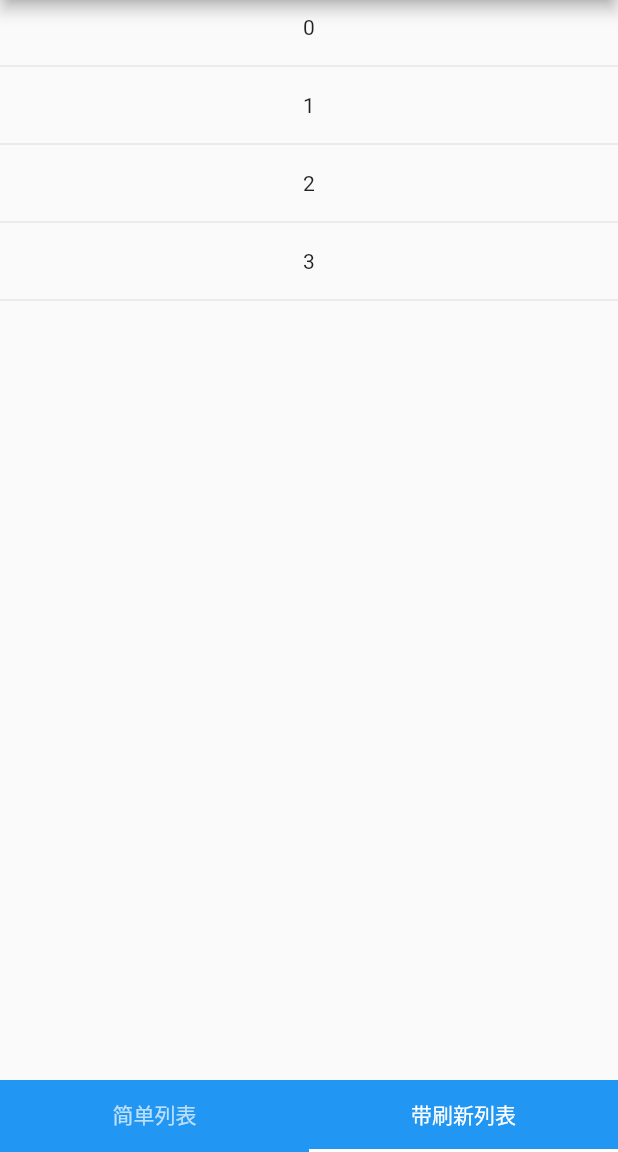
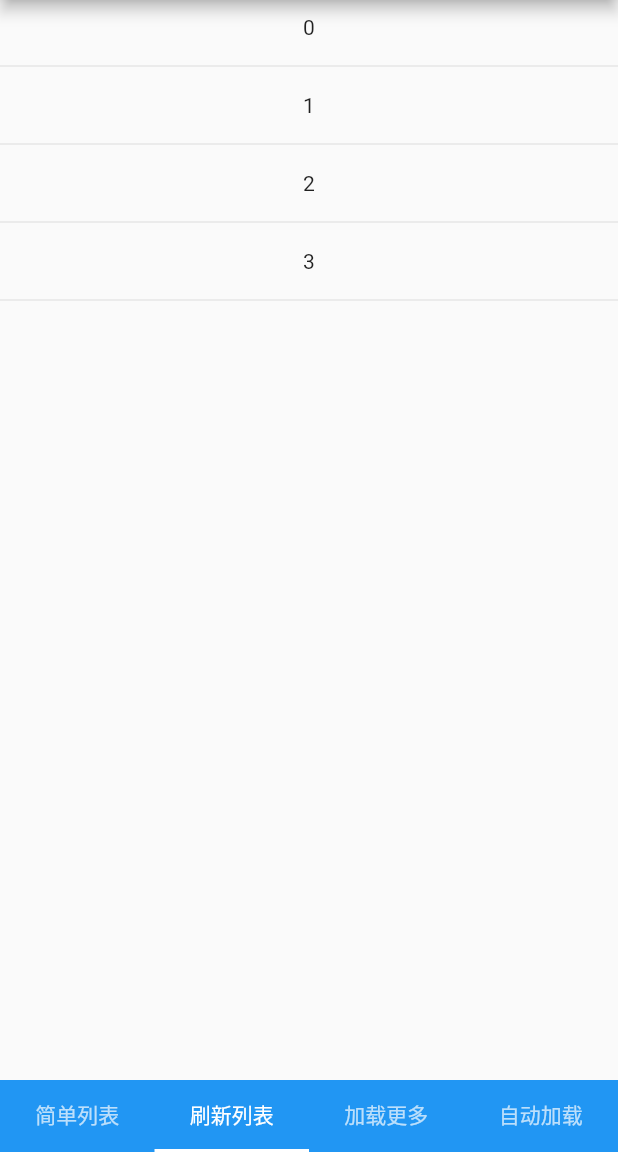
Before and after one commit to melody5417/flutter_demo, a Flutter app: the WYQBottomTabList screen opened directly, tab 2 chosen, on a phone screen of 412 x 824 dp, the part 84-1236 px from its top. Run offline on Flutter 3.47's test engine with Material 2 defaults, Android fonts, the phone set to English and light mode, and no system bars.

Commit message:
Add demo for load more

```diff
--- a/flutter_demo/lib/Tab/bottom_tab_list.dart
+++ b/flutter_demo/lib/Tab/bottom_tab_list.dart
@@ -1,5 +1,7 @@
 import 'package:flutter/material.dart';
 import 'package:melody_flutter_demo/Tab/tabview_list.dart';
+import 'package:melody_flutter_demo/Tab/tabview_list_autoloadmore.dart';
+import 'package:melody_flutter_demo/Tab/tabview_list_loadmore.dart';
 import 'package:melody_flutter_demo/Tab/tabview_list_refresh.dart';
 
 class WYQBottomTabList extends StatefulWidget {
@@ -10,13 +12,20 @@ class WYQBottomTabList extends StatefulWidget {
 class _WYQBottomTabListState extends State<WYQBottomTabList> with SingleTickerProviderStateMixin {
   final List<Tab> myTabs = <Tab>[
     Tab(text: '简单列表'),
-    Tab(text: '带刷新列表'),
+    Tab(text: '刷新列表'),
+    Tab(text: '加载更多'),
+    Tab(text: '自动加载'),
   ];
 
   TabController _tabController;
 
   _tabViews() {
-    return [ WYQTabviewList(), WYQTabviewListRefresh()];
+    return [
+      WYQTabviewList(),
+      WYQTabviewListRefresh(),
+      WYQTabviewListLoadmore(),
+      WYQTabviewListAutoLoadmore()
+    ];
   }
 
   @override
--- a/flutter_demo/lib/Tab/tabview_list_refresh.dart
+++ b/flutter_demo/lib/Tab/tabview_list_refresh.dart
@@ -1,3 +1,5 @@
+import 'dart:math';
+
 import 'package:flutter/material.dart';
 
 class WYQTabviewListRefresh extends StatefulWidget {
@@ -5,7 +7,7 @@ class WYQTabviewListRefresh extends StatefulWidget {
   _WYQTabviewListRefreshState createState() => _WYQTabviewListRefreshState();
 }
 
-class _WYQTabviewListRefreshState extends State<WYQTabviewListRefresh> {
+class _WYQTabviewListRefreshState extends State<WYQTabviewListRefresh> with AutomaticKeepAliveClientMixin {
   List<int> list = [0, 1, 2, 3];
 
   @override
@@ -34,8 +36,11 @@ class _WYQTabviewListRefreshState extends State<WYQTabviewListRefresh> {
   Future<void> _doRefresh() async {
     await Future<Null>.delayed(Duration(seconds: 3), () {
       setState(() {
-        list.addAll(List.generate(3, (int index) => index * index));
+        list = List.generate(Random().nextInt(10), (int index) => 5 + index * index);
       });
     });
   }
+
+  @override
+  bool get wantKeepAlive => true;
 }
```
Also changed, not shown: flutter_demo/lib/Tab/tabview_list_autoloadmore.dart (added, +52 -0 lines), flutter_demo/lib/Tab/tabview_list_loadmore.dart (added, +49 -0 lines).
